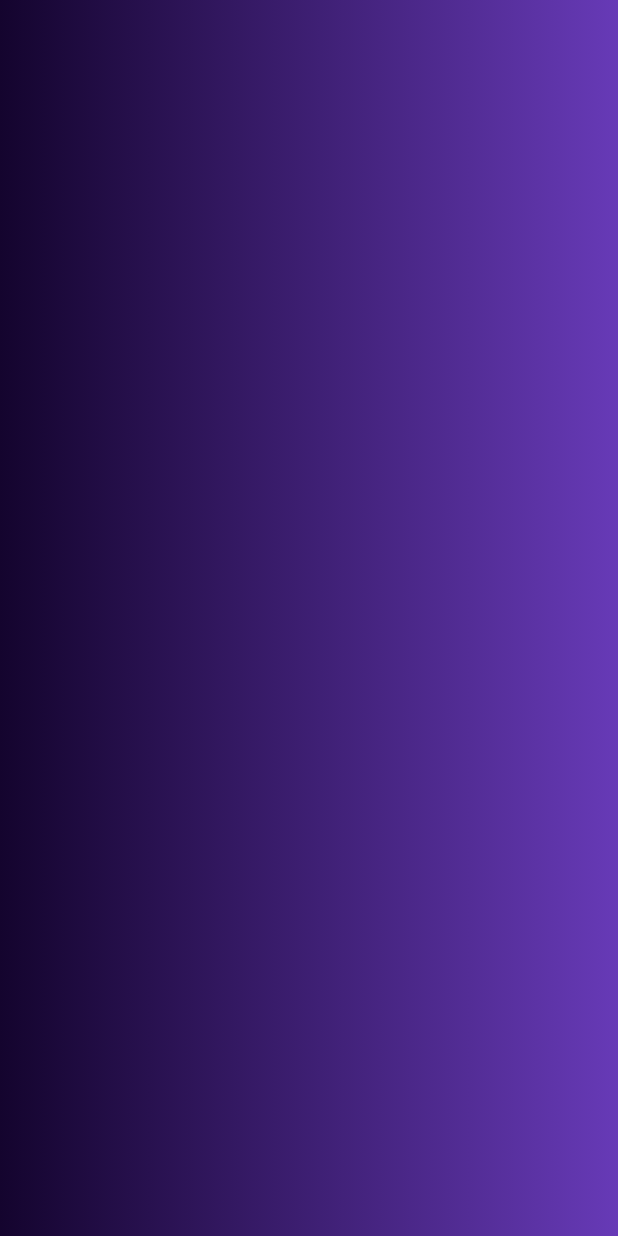
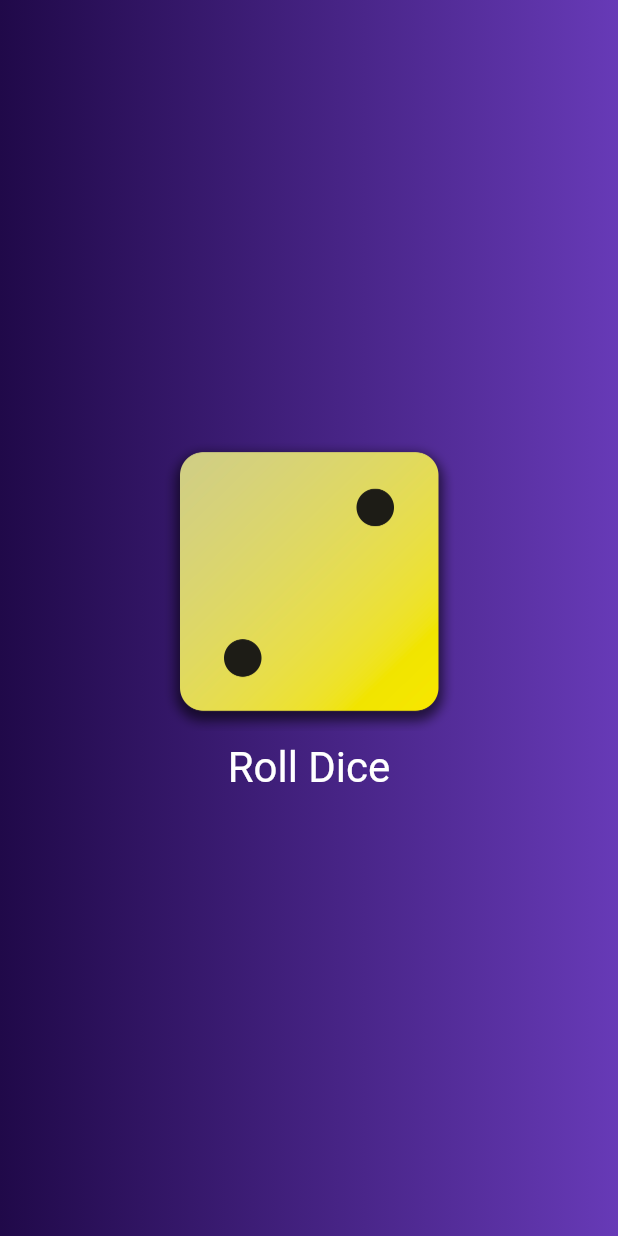
Before and after one commit to shahinshpbr10/DiceApp, a Flutter app: the screen it shows after launch, on a phone screen of 412 x 824 dp. Run offline on Flutter 3.47's test engine with Material 2 defaults, Android fonts, the phone set to English and light mode, and no system bars.

Commit message:
Dice App Finished

```diff
--- /dev/null
+++ b/lib/pages/dicerolling.dart
@@ -0,0 +1,39 @@
+import 'package:diceapp/widget/gradient_continer.dart';
+import 'package:flutter/material.dart';
+import 'dart:math';
+
+class DiceRolling extends StatefulWidget {
+  const DiceRolling({super.key});
+
+  @override
+  State<DiceRolling> createState() => _DiceRollingState();
+}
+
+class _DiceRollingState extends State<DiceRolling> {
+  @override
+  var currentDiceRoll = 2;
+  void rollDice() {
+    setState(() {
+      currentDiceRoll = Random().nextInt(6) + 1;
+    });
+  }
+
+  Widget build(BuildContext context) {
+    return Column(
+      mainAxisSize: MainAxisSize.min,
+      children: [
+        Image.asset(
+          'assets/image/dice-$currentDiceRoll.png',
+          width: 200,
+        ),
+        TextButton(
+          onPressed: rollDice,
+          style: TextButton.styleFrom(
+              foregroundColor: Colors.white,
+              textStyle: const TextStyle(fontSize: 28)),
+          child: const Text('Roll Dice'),
+        )
+      ],
+    );
+  }
+}
--- a/lib/gradient_continer.dart
+++ b/lib/widget/gradient_continer.dart
@@ -1,13 +1,16 @@
+import 'package:diceapp/pages/dicerolling.dart';
 import 'package:flutter/material.dart';
 
 class GradientContiner extends StatelessWidget {
-  const GradientContiner({super.key, required this.color});
+  GradientContiner({super.key, required this.color});
 
   final List<Color> color;
+
   @override
   Widget build(BuildContext context) {
     return Container(
       decoration: BoxDecoration(gradient: LinearGradient(colors: color)),
+      child: const Center(child: DiceRolling()),
     );
   }
 }
```
Also changed, not shown: lib/main.dart (+4 -4 lines), pubspec.yaml (+11 -14 lines), assets/image/dice-1.png (added), assets/image/dice-2.png (added), assets/image/dice-3.png (added), assets/image/dice-4.png (added), assets/image/dice-5.png (added), assets/image/dice-6.png (added), pubspec.lock, 1 other file.
